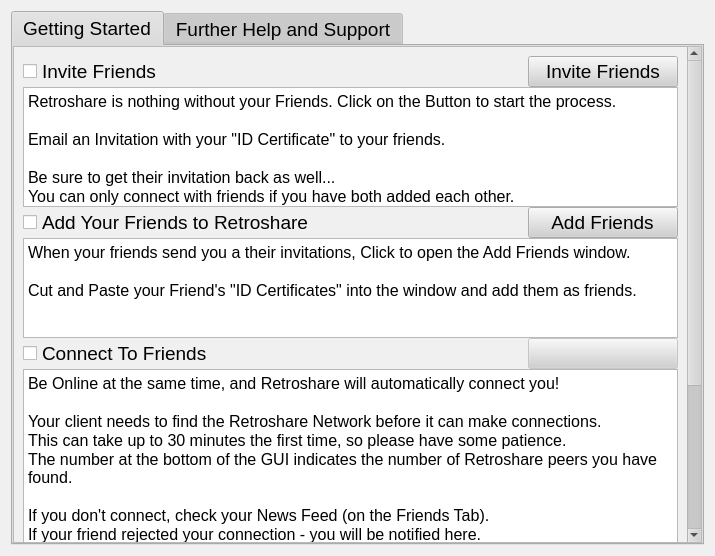
Old version of the form retroshare-gui/src/gui/GetStartedDialog.ui in the repository RetroShare/RetroShare.
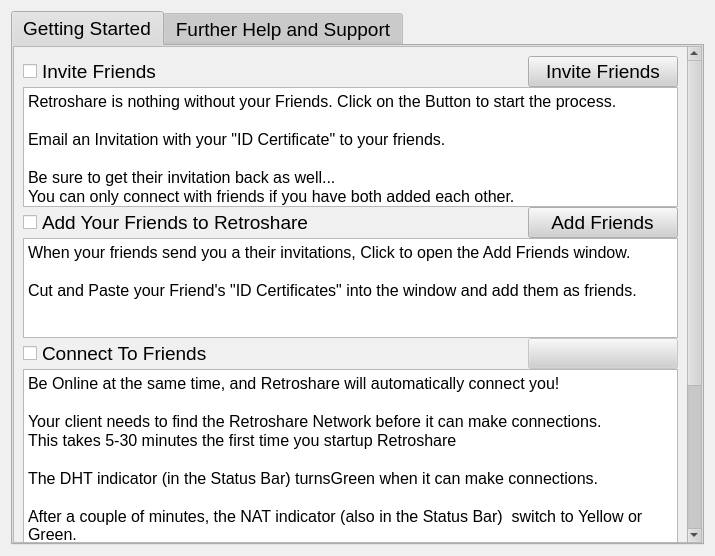
New version of the form.

```diff
--- a/retroshare-gui/src/gui/GetStartedDialog.ui
+++ b/retroshare-gui/src/gui/GetStartedDialog.ui
@@ -528,7 +528,7 @@
           <property name="geometry">
            <rect>
             <x>0</x>
-            <y>-241</y>
+            <y>0</y>
             <width>666</width>
             <height>746</height>
            </rect>
@@ -738,11 +738,12 @@
 &lt;p style=&quot; margin-top:0px; margin-bottom:0px; margin-left:0px; margin-right:0px; -qt-block-indent:0; text-indent:0px;&quot;&gt;&lt;span style=&quot; font-size:12pt;&quot;&gt;Be Online at the same time, and Retroshare will automatically connect you!&lt;/span&gt;&lt;/p&gt;
 &lt;p style=&quot;-qt-paragraph-type:empty; margin-top:0px; margin-bottom:0px; margin-left:0px; margin-right:0px; -qt-block-indent:0; text-indent:0px; font-size:12pt;&quot;&gt;&lt;/p&gt;
 &lt;p style=&quot; margin-top:0px; margin-bottom:0px; margin-left:0px; margin-right:0px; -qt-block-indent:0; text-indent:0px;&quot;&gt;&lt;span style=&quot; font-size:12pt;&quot;&gt;Your client needs to find the Retroshare Network before it can make connections.&lt;/span&gt;&lt;/p&gt;
-&lt;p style=&quot; margin-top:0px; margin-bottom:0px; margin-left:0px; margin-right:0px; -qt-block-indent:0; text-indent:0px;&quot;&gt;&lt;span style=&quot; font-size:12pt;&quot;&gt;This can take up to 30 minutes the first time, so please have some patience.&lt;/span&gt;&lt;/p&gt;
-&lt;p style=&quot; margin-top:0px; margin-bottom:0px; margin-left:0px; margin-right:0px; -qt-block-indent:0; text-indent:0px;&quot;&gt;&lt;span style=&quot; font-size:12pt;&quot;&gt;The number at the bottom of the GUI indicates the number of Retroshare peers you have found.&lt;/span&gt;&lt;/p&gt;
+&lt;p style=&quot; margin-top:0px; margin-bottom:0px; margin-left:0px; margin-right:0px; -qt-block-indent:0; text-indent:0px;&quot;&gt;&lt;span style=&quot; font-size:12pt;&quot;&gt;This takes 5-30 minutes the first time you startup Retroshare&lt;/span&gt;&lt;/p&gt;
 &lt;p style=&quot;-qt-paragraph-type:empty; margin-top:0px; margin-bottom:0px; margin-left:0px; margin-right:0px; -qt-block-indent:0; text-indent:0px; font-size:12pt;&quot;&gt;&lt;/p&gt;
-&lt;p style=&quot; margin-top:0px; margin-bottom:0px; margin-left:0px; margin-right:0px; -qt-block-indent:0; text-indent:0px;&quot;&gt;&lt;span style=&quot; font-size:12pt;&quot;&gt;If you don't connect, check your News Feed (on the Friends Tab).&lt;/span&gt;&lt;/p&gt;
-&lt;p style=&quot; margin-top:0px; margin-bottom:0px; margin-left:0px; margin-right:0px; -qt-block-indent:0; text-indent:0px;&quot;&gt;&lt;span style=&quot; font-size:12pt;&quot;&gt;If your friend rejected your connection - you will be notified here.&lt;/span&gt;&lt;/p&gt;
+&lt;p style=&quot; margin-top:0px; margin-bottom:0px; margin-left:0px; margin-right:0px; -qt-block-indent:0; text-indent:0px;&quot;&gt;&lt;span style=&quot; font-size:12pt;&quot;&gt;The DHT indicator (in the Status Bar) turnsGreen when it can make connections.&lt;/span&gt;&lt;/p&gt;
+&lt;p style=&quot;-qt-paragraph-type:empty; margin-top:0px; margin-bottom:0px; margin-left:0px; margin-right:0px; -qt-block-indent:0; text-indent:0px; font-size:12pt;&quot;&gt;&lt;/p&gt;
+&lt;p style=&quot; margin-top:0px; margin-bottom:0px; margin-left:0px; margin-right:0px; -qt-block-indent:0; text-indent:0px;&quot;&gt;&lt;span style=&quot; font-size:12pt;&quot;&gt;After a couple of minutes, the NAT indicator (also in the Status Bar)  switch to Yellow or Green.&lt;/span&gt;&lt;/p&gt;
+&lt;p style=&quot; margin-top:0px; margin-bottom:0px; margin-left:0px; margin-right:0px; -qt-block-indent:0; text-indent:0px;&quot;&gt;&lt;span style=&quot; font-size:12pt;&quot;&gt;If it remains Red, then you have a Nasty Firewall, that Retroshare struggles to connect through.&lt;/span&gt;&lt;/p&gt;
 &lt;p style=&quot;-qt-paragraph-type:empty; margin-top:0px; margin-bottom:0px; margin-left:0px; margin-right:0px; -qt-block-indent:0; text-indent:0px; font-size:12pt;&quot;&gt;&lt;/p&gt;
 &lt;p style=&quot; margin-top:0px; margin-bottom:0px; margin-left:0px; margin-right:0px; -qt-block-indent:0; text-indent:0px;&quot;&gt;&lt;span style=&quot; font-size:12pt;&quot;&gt;Look in the Further Help section for more advice about connecting.&lt;/span&gt;&lt;/p&gt;&lt;/body&gt;&lt;/html&gt;</string>
                </property>
```
Left out of the diff: 2 changed lines with no effect on the pictures.
